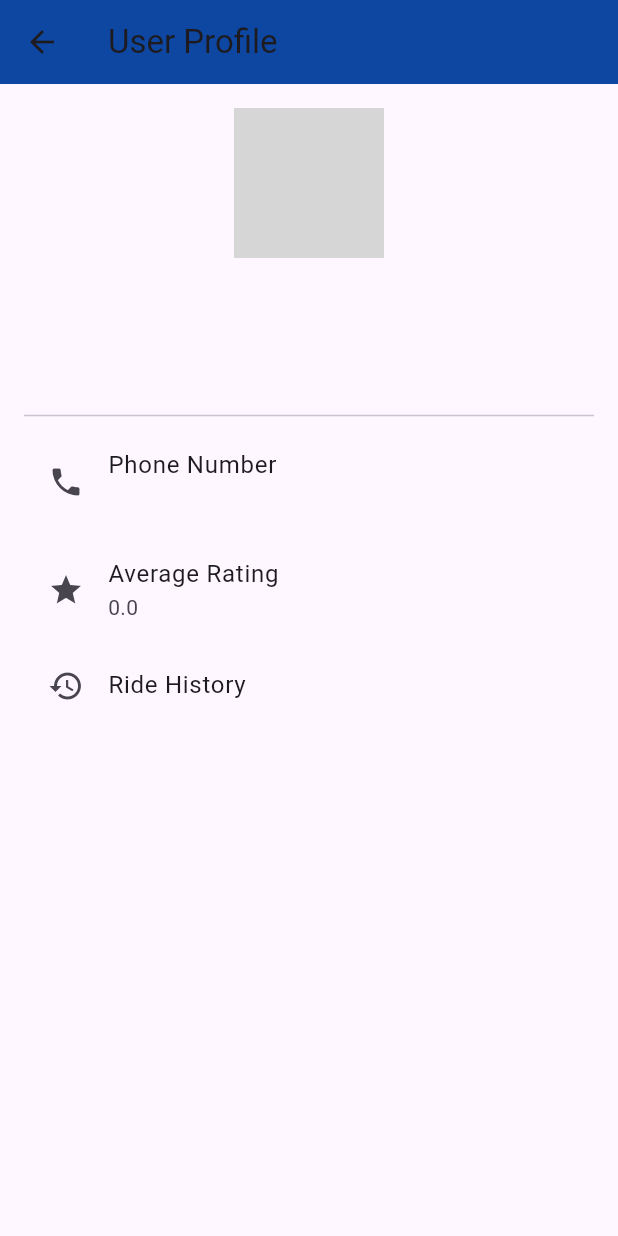
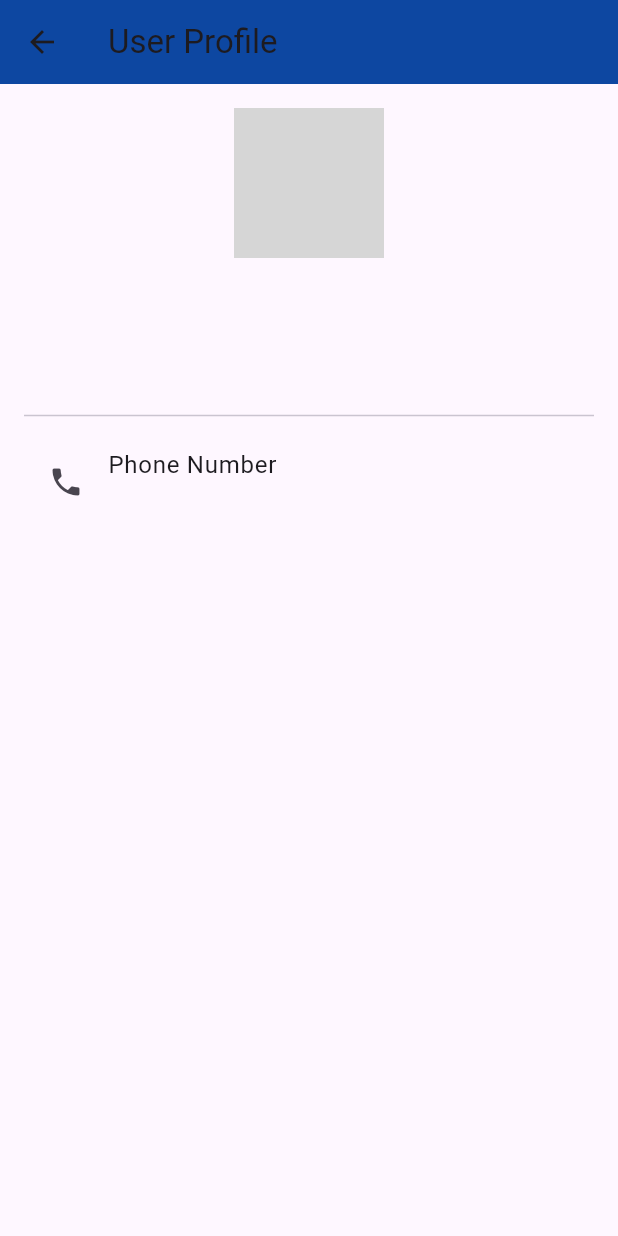
Before and after one commit to nightskycomet/VPool_Senior_Project, a Flutter app: the RideDetailsPage screen opened directly with empty values, after a tap on "Driver", on a phone screen of 412 x 824 dp. Run offline on Flutter 3.47's test engine with Material 3 defaults, Android fonts, the phone set to English and light mode, and no system bars; our stand-ins replace firebase_auth, firebase_core, firebase_database, google_maps_flutter, location, shared_preferences; missing offline and left inert: flutter_polyline_points; accounts and stored records are empty; network calls fail; grey boxes are pictures that could not be loaded.

```diff
--- a/lib/main.dart
+++ b/lib/main.dart
@@ -2,8 +2,8 @@ import 'package:flutter/material.dart';
 import 'package:firebase_core/firebase_core.dart';
 import 'package:vpool/screens/User%20Pages/user_home_page.dart';
 import 'package:vpool/screens/Shared%20Pages/login_page.dart';
-import 'package:vpool/screens/Employee%20Pages/employee_home_page.dart'; // Import the EmployeeHomePage
-import 'firebase_options.dart'; // Generated file~
+import 'package:vpool/screens/Employee%20Pages/employee_home_page.dart';
+import 'firebase_options.dart';
 
 void main() async {
   WidgetsFlutterBinding.ensureInitialized();
@@ -20,6 +20,7 @@ class MyApp extends StatelessWidget {
   Widget build(BuildContext context) {
     return MaterialApp(
       title: 'VPool',
+      debugShowCheckedModeBanner: false,
       theme: ThemeData(
         primarySwatch: Colors.blue,
       ),
--- a/lib/screens/User Pages/Main Pages/profile_page.dart
+++ b/lib/screens/User Pages/Main Pages/profile_page.dart
@@ -140,32 +140,7 @@ class _ProfilePageState extends State<ProfilePage> {
                     title: const Text('Phone Number'),
                     subtitle: Text(_userData["phoneNumber"] ?? 'No Phone Number'),
                   ),
-                  // Rating
-                  FutureBuilder<double>(
-                    future: _getUserRating(),
-                    builder: (context, snapshot) {
-                      if (snapshot.connectionState == ConnectionState.waiting) {
-                        return const Center(child: CircularProgressIndicator());
-                      }
-                      if (snapshot.hasError) {
-                        return const Text("Error loading rating");
-                      }
-                      final rating = snapshot.data ?? 0.0;
-                      return ListTile(
-                        leading: const Icon(Icons.star),
-                        title: const Text('Average Rating'),
-                        subtitle: Text(rating.toStringAsFixed(1)),
-                      );
-                    },
-                  ),
-                  // Ride History
-                  ListTile(
-                    leading: const Icon(Icons.history),
-                    title: const Text('Ride History'),
-                    onTap: () {
-                      // Navigate to ride history page
-                    },
-                  ),
+
                   // Report Button (only show if not viewing your own profile)
                   if (!isCurrentUser)
                     Center(
@@ -183,24 +158,4 @@ class _ProfilePageState extends State<ProfilePage> {
             ),
     );
   }
-
-  // Fetch the user's average rating
-  Future<double> _getUserRating() async {
-    double totalRating = 0.0;
-    int ratingCount = 0;
-
-    final snapshot = await _database.child("Ratings/$_userId").get();
-    if (snapshot.exists) {
-      final ratings = Map<String, dynamic>.from(snapshot.value as Map);
-      ratings.forEach((key, value) {
-        totalRating += value["rating"];
-        ratingCount++;
-      });
-
-      if (ratingCount > 0) {
-        return totalRating / ratingCount; // Calculate average
-      }
-    }
-    return 0.0; // If no ratings found, return 0
-  }
 }
```
